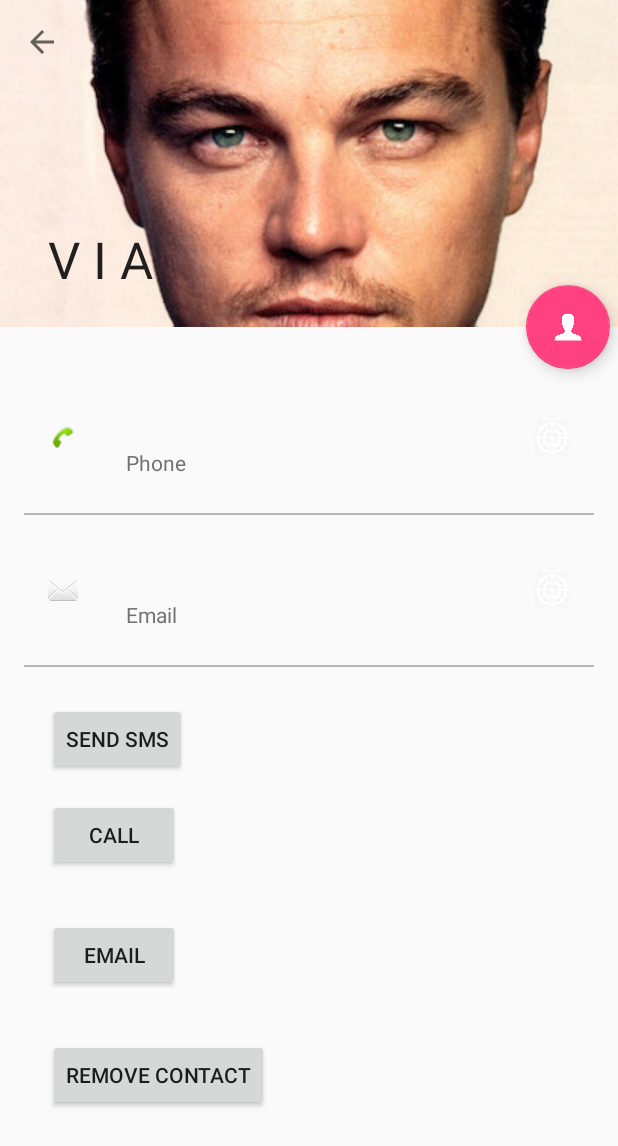
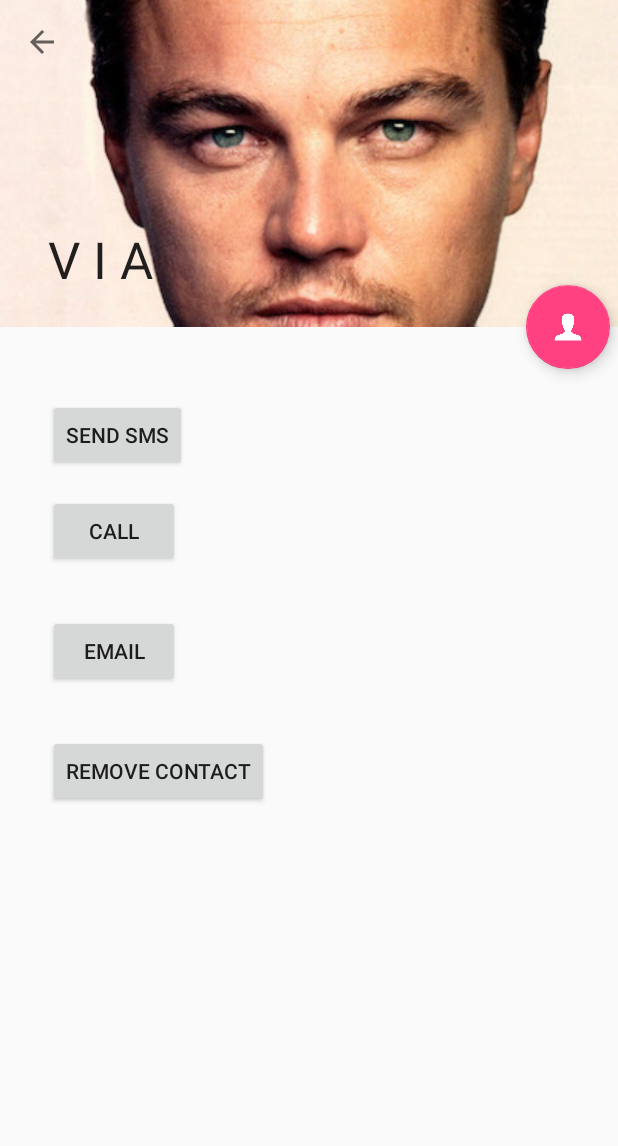
Before and after one commit to eoleinik/VIA-Virtual-Identity-Aggregator, an Android app: the ScrollingProfileActivity screen opened directly, with no data from a screen before it, on a phone screen of 412 x 824 dp. Shown: the top 1146 px of the screen. Run offline under Robolectric (Android 15) with nearby library versions, the phone set to English and light mode, and no system bars; 5 statements that could not run were skipped.

Commit message:
Finished basic profile details, blocks are displayed only if they are not empty in contact

```diff
--- a/app/src/main/java/com/example/evgeniy/scanner/ContactsFragment.java
+++ b/app/src/main/java/com/example/evgeniy/scanner/ContactsFragment.java
@@ -36,8 +36,8 @@ public class ContactsFragment extends Fragment{
 
         contactsView = (ListView) view.findViewById(R.id.contactsList);
 
-        Person p1 = new Person("", "Jack", "Sparrow", "000", "js@mail.com", "addr");
-        Person p2 = new Person("", "Queen", "Elizabeth", "111", "qe@mail.com", "Buckingham palace");
+        Person p1 = new Person("", "Jack", "Sparrow", "000", null, "Black Pearl, Cuba");
+        Person p2 = new Person("", "Queen", "Elizabeth", null, "qe@mail.com", "Buckingham palace");
 
         personList.add(p1);
         personList.add(p2);
--- a/app/src/main/java/com/example/evgeniy/scanner/ScrollingProfileActivity.java
+++ b/app/src/main/java/com/example/evgeniy/scanner/ScrollingProfileActivity.java
@@ -7,6 +7,7 @@ import android.support.v7.app.AppCompatActivity;
 import android.support.v7.widget.Toolbar;
 import android.view.View;
 import android.widget.ImageView;
+import android.widget.LinearLayout;
 import android.widget.TextView;
 
 public class ScrollingProfileActivity extends AppCompatActivity {
@@ -23,13 +24,41 @@ public class ScrollingProfileActivity extends AppCompatActivity {
         Toolbar toolbar = (Toolbar) findViewById(R.id.toolbar);
         setSupportActionBar(toolbar);
 
-        TextView phoneNumber = (TextView) findViewById(R.id.phone_number);
-        phoneNumber.setText(person.getPhone());
+        setTitle(person.getFullName());
 
-        TextView emailAddress = (TextView) findViewById(R.id.email_address);
-        emailAddress.setText(person.getEmail());
+        // Phone
+        String phone = person.getPhone();
+        LinearLayout phoneBlock = (LinearLayout) findViewById(R.id.phone_block);
+        if (phone != null && !phone.equals("")) {
+            TextView phoneView = (TextView) findViewById(R.id.phone_number);
+            phoneView.setText(phone);
+            phoneBlock.setVisibility(View.VISIBLE);
+        } else {
+            phoneBlock.setVisibility(View.GONE);
+        }
 
-        setTitle(person.getFullName());
+        // Email
+        String email = person.getEmail();
+        LinearLayout emailBlock = (LinearLayout) findViewById(R.id.email_block);
+        if (email != null && !email.equals("")) {
+            TextView emailView = (TextView) findViewById(R.id.email_address);
+            emailView.setText(email);
+            emailBlock.setVisibility(View.VISIBLE);
+        } else {
+            emailBlock.setVisibility(View.GONE);
+        }
+
+        // Address
+        String address = person.getAddress();
+        LinearLayout addressBlock = (LinearLayout) findViewById(R.id.address_block);
+        if (address != null && !address.equals("")) {
+            TextView addressView = (TextView) findViewById(R.id.address);
+            addressView.setText(address);
+            addressBlock.setVisibility(View.VISIBLE);
+        } else {
+            addressBlock.setVisibility(View.GONE);
+        }
+
         FloatingActionButton fab = (FloatingActionButton) findViewById(R.id.fab);
         fab.setOnClickListener(new View.OnClickListener() {
             @Override
--- a/app/src/main/res/layout/content_scrolling.xml
+++ b/app/src/main/res/layout/content_scrolling.xml
@@ -16,6 +16,12 @@
         android:layout_height="wrap_content"
         android:orientation="vertical">
 
+        <LinearLayout
+            android:id="@+id/phone_block"
+            android:layout_width="match_parent"
+            android:layout_height="wrap_content"
+            android:orientation="vertical">
+
             <RelativeLayout
                 android:layout_width="match_parent"
                 android:layout_height="wrap_content"
@@ -25,12 +31,12 @@
 
                 <ImageView
                     android:id="@+id/phone_picture"
-                android:layout_width="20dp"
-                android:layout_height="20dp"
+                    android:layout_width="30dp"
+                    android:layout_height="30dp"
                     android:layout_centerVertical="true"
                     android:layout_marginEnd="@dimen/activity_horizontal_margin"
                     android:layout_marginRight="@dimen/activity_horizontal_margin"
-                android:src="@android:drawable/stat_sys_phone_call" />
+                    android:src="@drawable/ic_phone_black_48dp" />
 
                 <TextView
                     android:id="@+id/phone_number"
@@ -57,25 +63,17 @@
                     android:textAppearance="@style/TextAppearance.AppCompat.Small"
                     android:textColor="#727272" />
 
-            <ToggleButton
-                android:id="@+id/chkState1"
-                android:layout_width="24dp"
-                android:layout_height="24dp"
-                android:layout_alignParentEnd="true"
-                android:layout_alignParentRight="true"
-                android:layout_centerVertical="true"
-                android:layout_marginLeft="@dimen/activity_horizontal_margin"
-                android:layout_marginStart="@dimen/activity_horizontal_margin"
-                android:background="@drawable/target"
-                android:checked="true"
-                android:padding="6dp"
-                android:textOff=""
-                android:textOn="" />
-
             </RelativeLayout>
 
+            <include layout="@layout/item_divider" />
 
-        <include layout="@layout/item_divider" />
+        </LinearLayout>
+
+        <LinearLayout
+            android:id="@+id/email_block"
+            android:layout_width="match_parent"
+            android:layout_height="wrap_content"
+            android:orientation="vertical">
 
             <RelativeLayout
                 android:layout_width="match_parent"
@@ -86,12 +84,12 @@
 
                 <ImageView
                     android:id="@+id/email"
-                android:layout_width="20dp"
-                android:layout_height="20dp"
+                    android:layout_width="30dp"
+                    android:layout_height="30dp"
                     android:layout_centerVertical="true"
                     android:layout_marginEnd="@dimen/activity_horizontal_margin"
                     android:layout_marginRight="@dimen/activity_horizontal_margin"
-                android:src="@android:drawable/ic_dialog_email" />
+                    android:src="@drawable/ic_mail_outline_black_48dp" />
 
                 <TextView
                     android:id="@+id/email_address"
@@ -100,9 +98,7 @@
                     android:layout_marginLeft="@dimen/activity_horizontal_margin"
                     android:layout_marginStart="@dimen/activity_horizontal_margin"
                     android:layout_toEndOf="@id/email"
-                android:layout_toLeftOf="@+id/chkState3"
                     android:layout_toRightOf="@id/email"
-                android:layout_toStartOf="@+id/chkState3"
                     android:ellipsize="end"
                     android:maxLines="1"
                     android:text=""
@@ -122,26 +118,67 @@
                     android:textAppearance="@style/TextAppearance.AppCompat.Small"
                     android:textColor="#727272" />
 
-            <ToggleButton
-                android:id="@+id/chkState3"
-                android:layout_width="24dp"
-                android:layout_height="24dp"
-                android:layout_alignParentEnd="true"
-                android:layout_alignParentRight="true"
+            </RelativeLayout>
+
+            <include layout="@layout/item_divider" />
+
+        </LinearLayout>
+
+
+        <LinearLayout
+            android:id="@+id/address_block"
+            android:layout_width="match_parent"
+            android:layout_height="wrap_content"
+            android:orientation="vertical">
+
+            <RelativeLayout
+                android:layout_width="match_parent"
+                android:layout_height="wrap_content"
+                android:background="?attr/selectableItemBackground"
+                android:clickable="true"
+                android:padding="@dimen/activity_horizontal_margin">
+
+                <ImageView
+                    android:id="@+id/address_image"
+                    android:layout_width="30dp"
+                    android:layout_height="30dp"
                     android:layout_centerVertical="true"
+                    android:layout_marginEnd="@dimen/activity_horizontal_margin"
+                    android:layout_marginRight="@dimen/activity_horizontal_margin"
+                    android:src="@drawable/ic_business_black_48dp" />
+
+                <TextView
+                    android:id="@+id/address"
+                    android:layout_width="wrap_content"
+                    android:layout_height="wrap_content"
                     android:layout_marginLeft="@dimen/activity_horizontal_margin"
                     android:layout_marginStart="@dimen/activity_horizontal_margin"
-                android:background="@drawable/target"
-                android:checked="true"
-                android:padding="6dp"
-                android:textOff=""
-                android:textOn="" />
+                    android:layout_toEndOf="@id/address_image"
+                    android:layout_toRightOf="@id/address_image"
+                    android:ellipsize="end"
+                    android:maxLines="1"
+                    android:text="lalalalalala"
+                    android:textAppearance="@style/TextAppearance.AppCompat.Medium"
+                    android:textColor="#212121" />
+
+                <TextView
+                    android:layout_width="wrap_content"
+                    android:layout_height="wrap_content"
+                    android:layout_below="@id/address"
+                    android:layout_marginLeft="@dimen/activity_horizontal_margin"
+                    android:layout_marginStart="@dimen/activity_horizontal_margin"
+                    android:layout_marginTop="8dp"
+                    android:layout_toEndOf="@id/address_image"
+                    android:layout_toRightOf="@id/address_image"
+                    android:text="Address"
+                    android:textAppearance="@style/TextAppearance.AppCompat.Small"
+                    android:textColor="#727272" />
 
             </RelativeLayout>
 
-
             <include layout="@layout/item_divider" />
 
+        </LinearLayout>
 
         <LinearLayout
             android:layout_width="match_parent"
--- a/app/src/main/res/values/colors.xml
+++ b/app/src/main/res/values/colors.xml
@@ -2,6 +2,7 @@
 <resources>
     <color name="colorPrimary">#3F51B5</color>
     <color name="colorPrimaryDark">#303F9F</color>
+    <color name="colorPrimaryLight">#FFFFFF</color>
     <color name="colorAccent">#FF4081</color>
     <color name="colorTextDark">#424242</color>
     <color name="colorDisconnected">#780000</color>
```
Also changed, not shown: app/src/main/res/drawable/ic_business_black_48dp.png (added), app/src/main/res/drawable/ic_mail_outline_black_48dp.png (added), app/src/main/res/drawable/ic_phone_black_48dp.png (added). Lines whose indentation alone changed are shown as unchanged.
